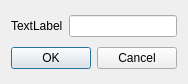
Above: ui/gotolinedialog.ui from snip89/wsnsim-postprocessor before the change. Below: the same form after it.
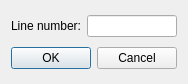
That is the form after the change.

The edit to the form file:
```diff
--- a/ui/gotolinedialog.ui
+++ b/ui/gotolinedialog.ui
@@ -29,7 +29,7 @@
      <item row="0" column="0">
       <widget class="QLabel" name="label">
        <property name="text">
-        <string>TextLabel</string>
+        <string>Line number:</string>
        </property>
       </widget>
      </item>
```
